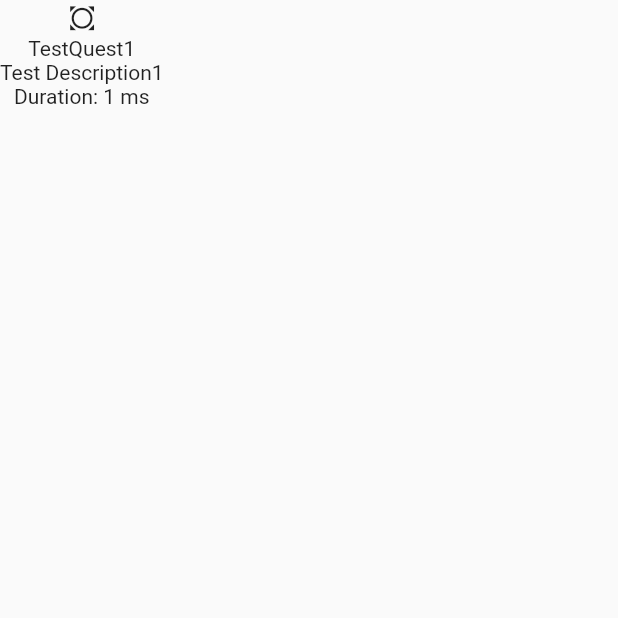
After one commit to nixtaxe/QuestWorld, a Flutter app: the MainScreen screen opened directly, after a tap on "TestQuest1", on a phone screen of 412 x 824 dp, the top half of it. The commit adds this screen. Run offline on Flutter 3.47's test engine with Material 2 defaults, Android fonts, the phone set to English and light mode, and no system bars; our stand-ins replace rxdart.

Commit message:
Add quest description screen scratch

```diff
--- a/lib/blocks/quests_block.dart
+++ b/lib/blocks/quests_block.dart
@@ -12,11 +12,9 @@ class QuestsBlock {
     _activeQuestsFetcher.sink.add(quests);
   }
 
-
   dispose() {
     _activeQuestsFetcher.close();
   }
-
 }
 
 final questsBlock = QuestsBlock();
--- a/lib/ui/main_screen.dart
+++ b/lib/ui/main_screen.dart
@@ -18,9 +18,18 @@ class _MainScreenState extends State<MainScreen> {
 
     _currentIndex = 0;
     tabContent = [
-      QuestsTab(questsBlock.fetchActiveQuests, questsBlock.activeQuests, "Active Quests"),
-      QuestsTab(questsBlock.fetchActiveQuests, questsBlock.activeQuests, "Completed Quests"),
-      QuestsTab(questsBlock.fetchActiveQuests, questsBlock.activeQuests, "Abandoned Quests"),
+      QuestsTab(
+          loadQuests: questsBlock.fetchActiveQuests,
+          getQuestsStream: questsBlock.activeQuests,
+          title: "Active Quests"),
+      QuestsTab(
+          loadQuests: questsBlock.fetchActiveQuests,
+          getQuestsStream: questsBlock.activeQuests,
+          title: "Completed Quests"),
+      QuestsTab(
+          loadQuests: questsBlock.fetchActiveQuests,
+          getQuestsStream: questsBlock.activeQuests,
+          title: "Abandoned Quests"),
     ];
   }
 
@@ -37,17 +46,12 @@ class _MainScreenState extends State<MainScreen> {
           selectedItemColor: Colors.blue,
           items: [
             BottomNavigationBarItem(
-              icon: Icon(Icons.flag),
-              title: Text("Active")
-            ),
+                icon: Icon(Icons.flag), title: Text("Active")),
             BottomNavigationBarItem(
-                icon: Icon(Icons.done),
-              title: Text("Completed")
-            ),
+                icon: Icon(Icons.done), title: Text("Completed")),
             BottomNavigationBarItem(
                 icon: Icon(Icons.pause_circle_outline),
-              title: Text("Abandoned")
-            )
+                title: Text("Abandoned"))
           ],
         ),
       ),
--- /dev/null
+++ b/lib/ui/quest_description_screen.dart
@@ -0,0 +1,22 @@
+import 'package:flutter/material.dart';
+import 'package:quest_world/models/quest_model.dart';
+
+class QuestDescriptionScreen extends StatelessWidget {
+  final QuestItem quest;
+
+  QuestDescriptionScreen({this.quest});
+
+  @override
+  Widget build(BuildContext context) {
+    return Scaffold(
+      body: SafeArea(
+        child: Column(children: [
+          Icon(Icons.all_out),
+          Text(quest.name),
+          Text(quest.description),
+          Text("Duration: ${quest.duration ?? 1} ms")
+        ]),
+      ),
+    );
+  }
+}
--- a/lib/ui/quests_tab.dart
+++ b/lib/ui/quests_tab.dart
@@ -3,13 +3,14 @@ import 'package:flutter/material.dart';
 import 'package:quest_world/blocks/quests_block.dart';
 import 'package:quest_world/models/quest_model.dart';
 import 'package:quest_world/resources/fake_responses.dart';
+import 'package:quest_world/ui/quest_description_screen.dart';
 
 class QuestsTab extends StatefulWidget {
   final title;
   final loadQuests;
   final getQuestsStream;
 
-  QuestsTab(this.loadQuests, this.getQuestsStream, this.title);
+  QuestsTab({this.loadQuests, this.getQuestsStream, this.title});
 
   @override
   State<QuestsTab> createState() => _QuestTabState();
@@ -51,6 +52,13 @@ class _QuestTabState extends State<QuestsTab> {
     );
   }
 
+  openQuestView(quest) {
+    Navigator.push(
+        context,
+        MaterialPageRoute(
+            builder: (context) => QuestDescriptionScreen(quest: quest)));
+  }
+
   Widget buildQuestListView() {
     return ListView.builder(
         shrinkWrap: true,
@@ -65,6 +73,7 @@ class _QuestTabState extends State<QuestsTab> {
         leading: Icon(Icons.all_out),
         title: Text(quest.name),
         subtitle: Text(quest.description),
+        onTap: () => openQuestView(quest),
       ),
     );
   }
```
